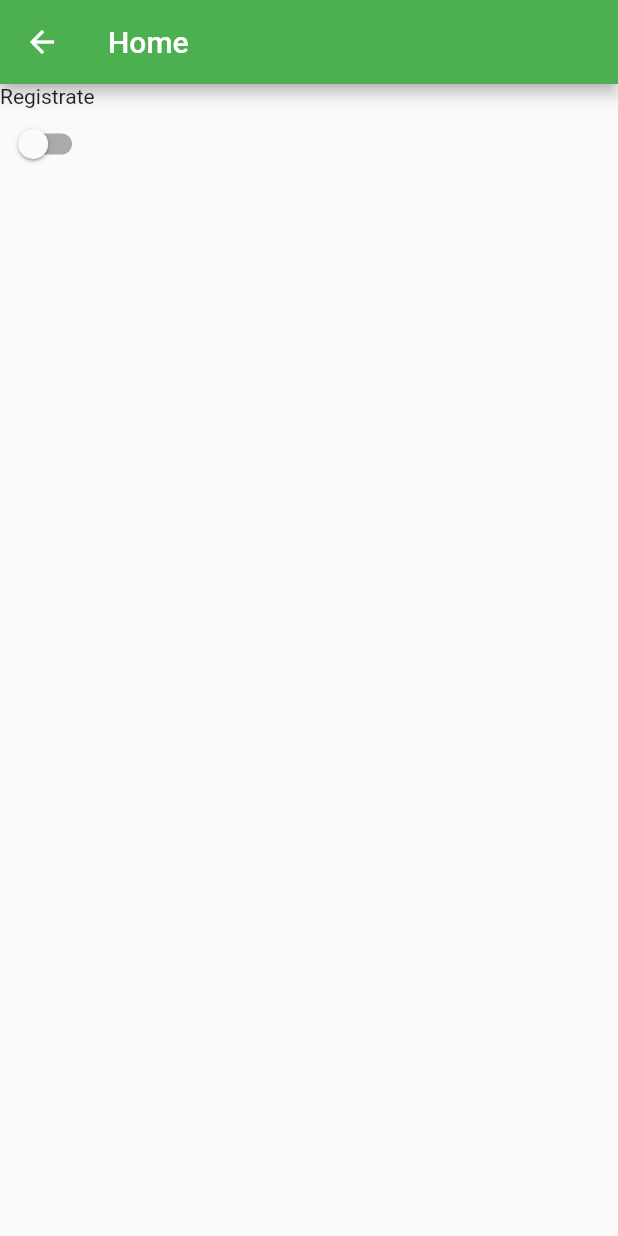
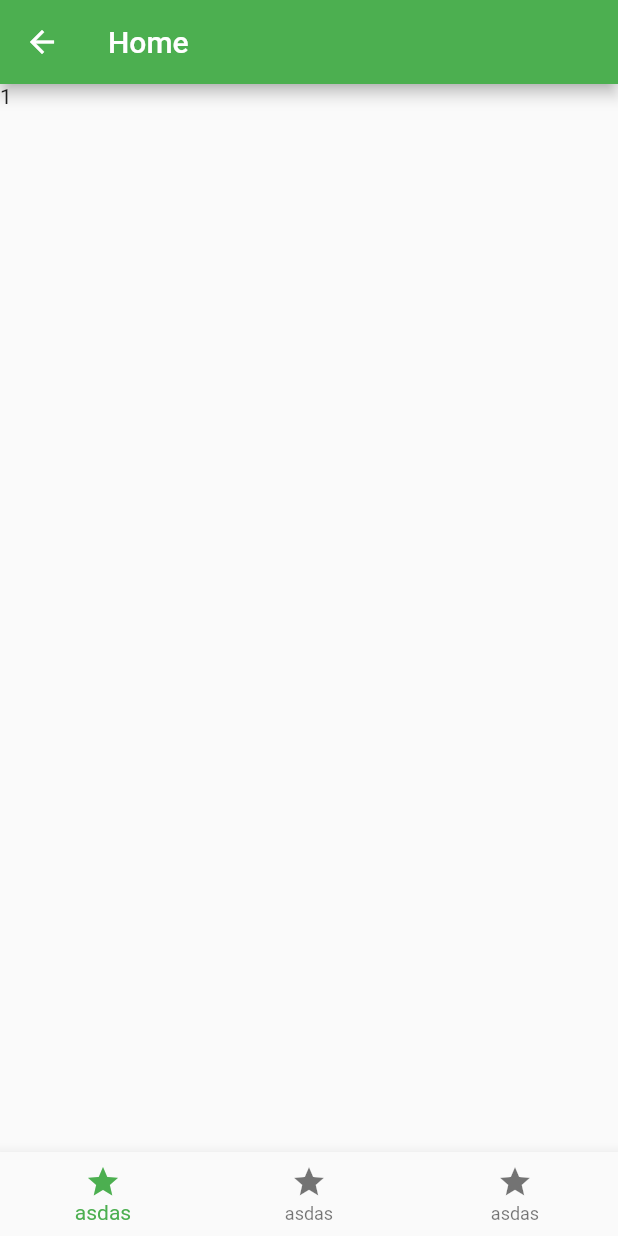
Before and after one commit to Richard-ece/JamReStore-1, a Flutter app: the HomePage screen opened by its route, on a phone screen of 412 x 824 dp. Run offline on Flutter 3.47's test engine with Material 2 defaults, Android fonts, the phone set to English and light mode, and no system bars; our stand-ins replace bloc, dio, equatable, flutter_bloc, flutter_hooks, introduction_screen and 1 more; generated files the repository leaves out were written again.

Commit message:
inital home tabs

```diff
--- a/lib/pages/home/home_page.dart
+++ b/lib/pages/home/home_page.dart
@@ -1,16 +1,59 @@
 import 'package:flutter/material.dart';
+import 'package:flutter_hooks/flutter_hooks.dart';
 import 'package:jam_re_store/utils/helpers/app_locale.dart';
 import 'package:provider/provider.dart';
 import 'package:flutter_gen/gen_l10n/app_localizations.dart';
 
-class HomePage extends StatefulWidget {
+class HomePage extends HookWidget {
   const HomePage({Key? key}) : super(key: key);
 
   @override
-  State<HomePage> createState() => _HomePageState();
+  Widget build(BuildContext context) {
+    ValueNotifier<int> tabIndex = useState(0);
+
+    List<Widget> listScreens = [
+      Text("1"),
+      Text("2"),
+      Text("3"),
+    ];
+
+    print("dentro");
+
+    return DefaultTabController(
+      length: 3,
+      child: Scaffold(
+        appBar: AppBar(
+          title: const Text('Home'),
+        ),
+        body: listScreens[tabIndex.value],
+        bottomNavigationBar: BottomNavigationBar(
+          currentIndex: tabIndex.value,
+          onTap: (int index) {
+            tabIndex.value = index;
+          },
+          items: [
+            BottomNavigationBarItem(
+              icon: Icon(Icons.star),
+              label: "asdas",
+            ),
+            BottomNavigationBarItem(
+              icon: Icon(Icons.star),
+              label: "asdas",
+            ),
+            BottomNavigationBarItem(
+              icon: Icon(Icons.star),
+              label: "asdas",
+            ),
+          ],
+        ),
+      ),
+    );
+  }
 }
 
-class _HomePageState extends State<HomePage> {
+class ChangeLenguage extends StatelessWidget {
+  const ChangeLenguage({Key? key}) : super(key: key);
+
   bool _changeLenguage(AppLocale language, bool value) {
     value == true
         ? language.changeLocale(const Locale('en'))
@@ -20,15 +63,9 @@ class _HomePageState extends State<HomePage> {
 
   @override
   Widget build(BuildContext context) {
-    var language = Provider.of<AppLocale>(context);
-
-    return Scaffold(
-      appBar: AppBar(
-        title: const Text('Home'),
-      ),
-      body: Column(
+    AppLocale language = Provider.of<AppLocale>(context);
+    return Column(
       children: [
-          Text(AppLocalizations.of(context)!.signUp),
         Switch(
           onChanged: (bool value) {
             _changeLenguage(language, value);
@@ -36,7 +73,6 @@ class _HomePageState extends State<HomePage> {
           value: language.locale == const Locale('en'),
         ),
       ],
-      ),
     );
   }
 }
```
Lines whose indentation alone changed are shown as unchanged.
